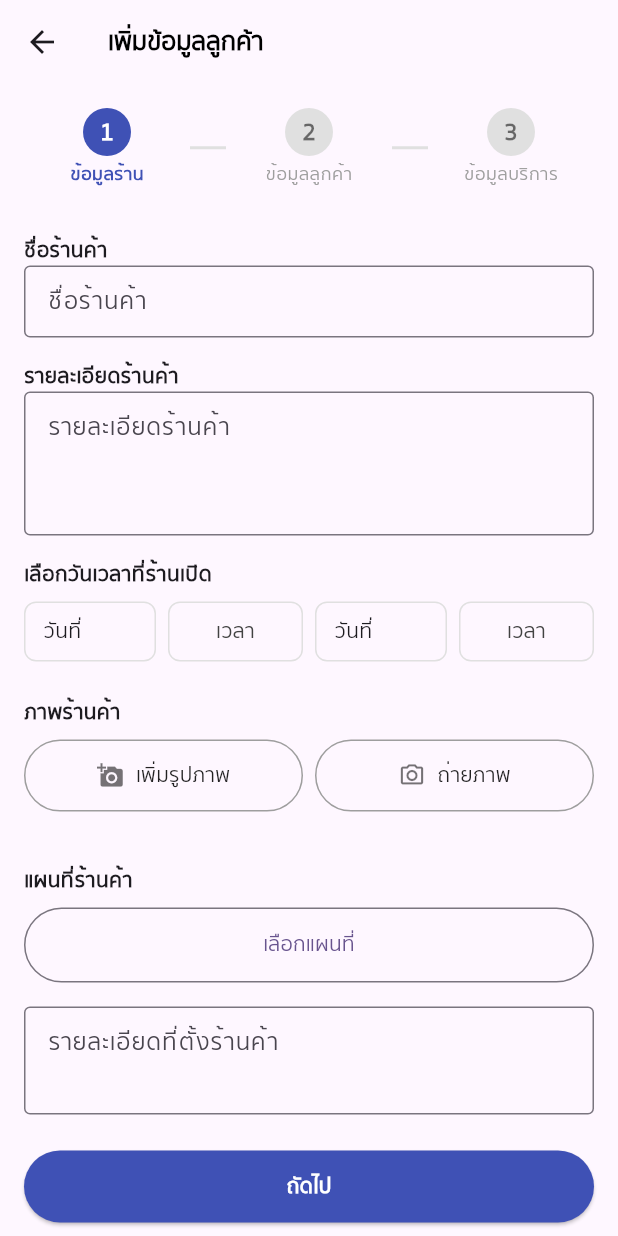
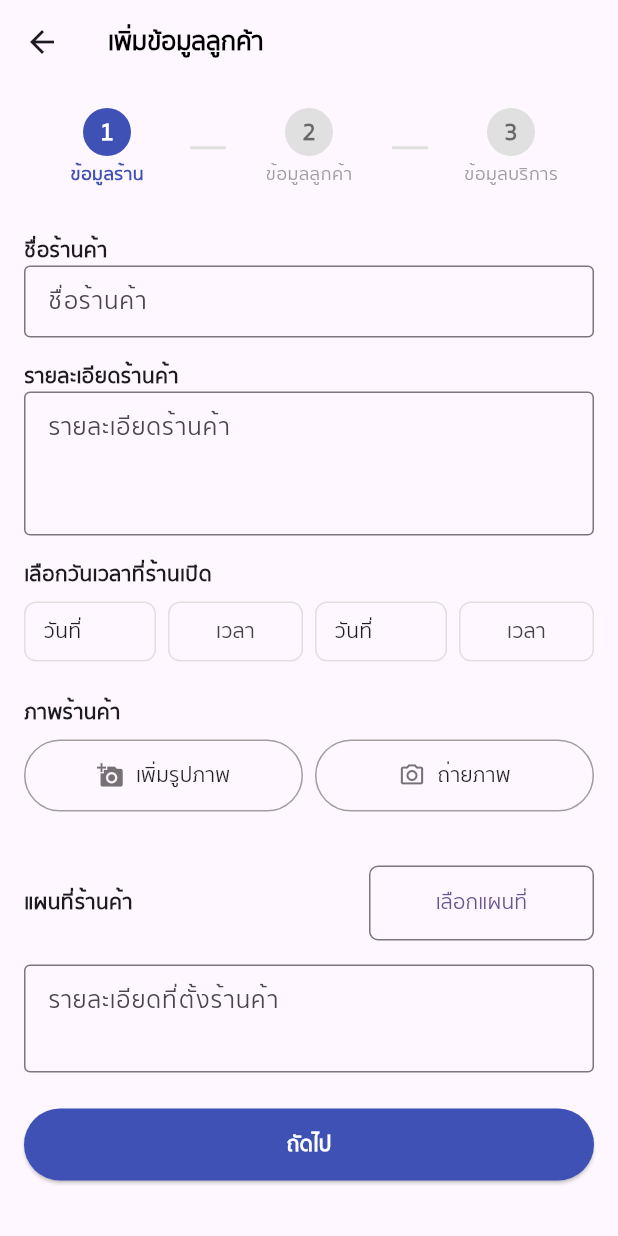
Before and after one commit to AshaTechCorporation/ksice, a Flutter app: the CustomerPage screen opened directly, on a phone screen of 412 x 824 dp. Run offline on Flutter 3.47's test engine with Material 3 defaults, Android fonts, the phone set to English and light mode, and no system bars; our stand-ins replace geolocator, google_maps_flutter, image_picker, shared_preferences, syncfusion_flutter_gauges; accounts and stored records are empty.

Commit message:
edit homePage 2

```diff
--- a/lib/employee/home/customerPage.dart
+++ b/lib/employee/home/customerPage.dart
@@ -257,17 +257,20 @@ class _CustomerPageState extends State<CustomerPage>
 
           SizedBox(height: 24),
 
+          Row(
+            mainAxisAlignment: MainAxisAlignment.spaceBetween,
+            children: [
               _label('แผนที่ร้านค้า'),
-          SizedBox(height: 8),
               SizedBox(
-            width: double.infinity,
+                width: 150,
                 height: 50,
                 child: OutlinedButton(
                   onPressed: () async {
                     final LatLng? result = await Navigator.push(
                       context,
                       MaterialPageRoute(
-                      builder: (context) => const SelectedMapPage()),
+                        builder: (context) => const SelectedMapPage(),
+                      ),
                     );
 
                     if (result != null) {
@@ -275,9 +278,18 @@ class _CustomerPageState extends State<CustomerPage>
                           'เลือกแล้ว: lat=${result.latitude}, lng=${result.longitude}');
                     }
                   },
-              child: Text('เลือกแผนที่'),
+                  style: OutlinedButton.styleFrom(
+                    shape: RoundedRectangleBorder(
+                      borderRadius: BorderRadius.circular(
+                          6), // ✅ ลดความมนจาก 12 → 6 หรือ 4
                     ),
                   ),
+                  child: const Text('เลือกแผนที่'),
+                ),
+              ),
+            ],
+          ),
+
           SizedBox(height: 16),
           _textField('รายละเอียดที่ตั้งร้านค้า', maxLines: 2),
           SizedBox(height: 24),
```
Lines whose indentation alone changed are shown as unchanged.
